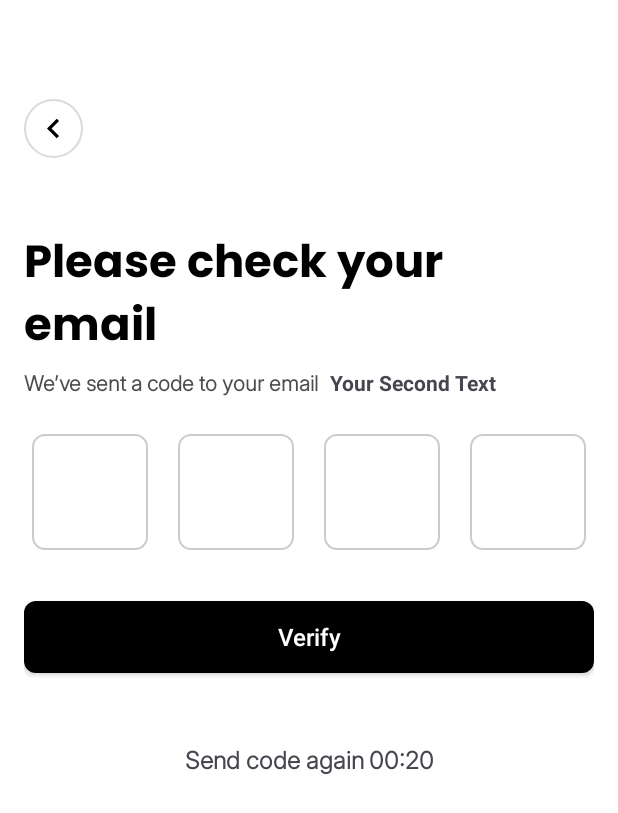
After one commit to kushal-chhetri7/stylista, an Android app: the EmailFourDigitCode screen opened directly, with no data from a screen before it, on a phone screen of 412 x 824 dp. The commit adds this screen. Shown: the top 813 px of the screen. Run offline under Robolectric (Android 15) with nearby library versions, the phone set to English and light mode, and no system bars.

Commit message:
UI:AdditionForResetPasswordLayouts

```diff
--- /dev/null
+++ b/app/src/main/java/com/kushal/stylista/EmailFourDigitCode.java
@@ -0,0 +1,17 @@
+package com.kushal.stylista;
+
+import android.os.Bundle;
+
+import androidx.activity.EdgeToEdge;
+import androidx.appcompat.app.AppCompatActivity;
+
+public class EmailFourDigitCode  extends AppCompatActivity {
+
+    @Override
+    protected void onCreate(Bundle savedInstanceState) {
+        super.onCreate(savedInstanceState);
+        EdgeToEdge.enable(this);
+        setContentView(R.layout.activity_emailfourdigitcode);
+
+    }
+}
--- /dev/null
+++ b/app/src/main/res/layout/activity_emailfourdigitcode.xml
@@ -0,0 +1,172 @@
+<?xml version="1.0" encoding="utf-8"?>
+<androidx.constraintlayout.widget.ConstraintLayout xmlns:android="http://schemas.android.com/apk/res/android"
+    xmlns:app="http://schemas.android.com/apk/res-auto"
+    android:layout_width="match_parent"
+    android:layout_height="match_parent"
+    android:background="@color/white"
+    android:padding="16dp">
+
+    <ImageButton
+        android:id="@+id/backButton"
+        android:layout_width="39dp"
+        android:layout_height="39dp"
+        android:background="@drawable/rounded_button_background"
+        android:contentDescription="@string/back"
+        android:src="@drawable/ic_arrow_back"
+        android:layout_marginTop="50dp"
+        app:layout_constraintStart_toStartOf="parent"
+        app:layout_constraintTop_toTopOf="parent" />
+
+    <LinearLayout
+        android:id="@+id/titleLayout"
+        android:layout_width="match_parent"
+        android:layout_height="wrap_content"
+        android:orientation="horizontal"
+        android:layout_marginTop="46dp"
+        app:layout_constraintStart_toStartOf="parent"
+        app:layout_constraintTop_toBottomOf="@+id/backButton">
+
+        <TextView
+            android:id="@+id/checkTitle"
+            android:layout_width="wrap_content"
+            android:layout_height="wrap_content"
+            android:text="@string/check_mail"
+            android:textAppearance="@style/TextAppearance.AppCompat.Display1"
+            android:textStyle="bold"
+            android:fontFamily="@font/poppins"
+            android:textColor="@color/black"
+            android:textSize="30sp" />
+
+    </LinearLayout>
+
+    <LinearLayout
+        android:id="@+id/subtitleLayout"
+        android:layout_width="match_parent"
+        android:layout_height="wrap_content"
+        android:orientation="horizontal"
+        app:layout_constraintStart_toStartOf="parent"
+        app:layout_constraintTop_toBottomOf="@+id/titleLayout">
+
+        <TextView
+            android:id="@+id/checkEmailSubtitle"
+            android:layout_width="wrap_content"
+            android:layout_height="wrap_content"
+            android:fontFamily="@font/inter"
+            android:textColor="#B3000000"
+            android:textStyle="bold"
+            android:text="@string/check_mail_subtitle"
+            android:textAppearance="@style/TextAppearance.AppCompat.Body1" />
+
+        <TextView
+            android:id="@+id/secondTextView"
+            android:layout_width="wrap_content"
+            android:layout_height="wrap_content"
+            android:text="Your Second Text"
+            android:textSize="14sp"
+            android:textStyle="bold"
+            android:layout_marginStart="8dp" />
+
+    </LinearLayout>
+
+    <LinearLayout
+        android:id="@+id/codeBoxesLayout"
+        android:layout_width="match_parent"
+        android:layout_height="wrap_content"
+        android:orientation="horizontal"
+        android:layout_marginTop="24dp"
+        android:gravity="center"
+        app:layout_constraintStart_toStartOf="parent"
+        app:layout_constraintTop_toBottomOf="@+id/subtitleLayout">
+
+        <EditText
+            android:id="@+id/digit1"
+            android:layout_width="77dp"
+            android:layout_height="77dp"
+            android:background="@drawable/edit_text_background"
+            android:gravity="center"
+            android:inputType="number"
+            android:maxLength="1"
+            android:textSize="20sp"
+            android:layout_marginEnd="20dp" />
+
+        <EditText
+            android:id="@+id/digit2"
+            android:layout_width="77dp"
+            android:layout_height="77dp"
+            android:background="@drawable/edit_text_background"
+            android:gravity="center"
+            android:inputType="number"
+            android:maxLength="1"
+            android:textSize="20sp"
+            android:layout_marginEnd="20dp" />
+
+        <EditText
+            android:id="@+id/digit3"
+            android:layout_width="77dp"
+            android:layout_height="77dp"
+            android:background="@drawable/edit_text_background"
+            android:gravity="center"
+            android:inputType="number"
+            android:maxLength="1"
+            android:textStyle="bold"
+            android:textSize="32sp"
+            android:layout_marginEnd="20dp" />
+
+        <EditText
+            android:id="@+id/digit4"
+            android:layout_width="77dp"
+            android:layout_height="77dp"
+            android:background="@drawable/edit_text_background"
+            android:gravity="center"
+            android:inputType="number"
+            android:maxLength="1"
+            android:textSize="20sp" />
+
+    </LinearLayout>
+
+    <androidx.appcompat.widget.AppCompatButton
+        android:id="@+id/verify"
+        android:layout_width="0dp"
+        android:layout_height="wrap_content"
+        android:layout_marginTop="34dp"
+        android:background="@drawable/button_background"
+        android:text="@string/verify"
+        android:textColor="@android:color/white"
+        android:textAllCaps="false"
+        android:textSize="16sp"
+        app:layout_constraintEnd_toEndOf="parent"
+        app:layout_constraintStart_toStartOf="parent"
+        app:layout_constraintTop_toBottomOf="@+id/codeBoxesLayout" />
+
+    <LinearLayout
+        android:id="@+id/bottomTextViewsLayout"
+        android:layout_width="wrap_content"
+        android:layout_height="wrap_content"
+        android:orientation="horizontal"
+        android:layout_marginTop="46dp"
+        app:layout_constraintEnd_toEndOf="parent"
+        app:layout_constraintStart_toStartOf="parent"
+        app:layout_constraintTop_toBottomOf="@+id/verify">
+
+        <TextView
+            android:id="@+id/textView1"
+            android:layout_width="wrap_content"
+            android:layout_height="wrap_content"
+            android:text="@string/send_code_again"
+            android:textSize="16sp"
+            android:fontFamily="@font/inter"
+            android:textStyle="bold"
+            android:layout_marginEnd="3dp"/>
+
+        <TextView
+            android:id="@+id/textView2"
+            android:layout_width="wrap_content"
+            android:layout_height="wrap_content"
+            android:text="00:20"
+            android:fontFamily="@font/inter"
+            android:textStyle="bold"
+            android:textSize="16sp" />
+
+    </LinearLayout>
+
+</androidx.constraintlayout.widget.ConstraintLayout>
--- a/app/src/main/res/layout/activity_forgotpassword.xml
+++ b/app/src/main/res/layout/activity_forgotpassword.xml
@@ -1,7 +1,6 @@
 <?xml version="1.0" encoding="utf-8"?>
 <androidx.constraintlayout.widget.ConstraintLayout xmlns:android="http://schemas.android.com/apk/res/android"
     xmlns:app="http://schemas.android.com/apk/res-auto"
-    xmlns:tools="http://schemas.android.com/tools"
     android:layout_width="match_parent"
     android:layout_height="match_parent"
     android:background="@color/white"
@@ -14,7 +13,7 @@
         android:background="@drawable/rounded_button_background"
         android:contentDescription="@string/back"
         android:src="@drawable/ic_arrow_back"
-        android:layout_marginTop="30dp"
+        android:layout_marginTop="50dp"
         app:layout_constraintStart_toStartOf="parent"
         app:layout_constraintTop_toTopOf="parent" />
 
--- a/app/src/main/res/values/strings.xml
+++ b/app/src/main/res/values/strings.xml
@@ -5,6 +5,9 @@
     <string name="email">Email address</string>
     <string name="hintEmail">example@gmail.com</string>
     <string name="password">Password</string>
+    <string name="new_password">New password</string>
+    <string name="confirm_new_password">Confirm new password</string>
+    <string name="confirm_new_password_hint">repeat password</string>
     <string name="hintPassword">must be 8 characters</string>
     <string name="confirmPassword">Confirm Password</string>
     <string name="hintConfirmPassword">repeat password</string>
@@ -24,7 +27,21 @@
     <string name="forgot_password_subtitle">Don’t worry! It happens. Please enter the email associated with your account.</string>
     <string name="enter_your_email_address">Enter your email address</string>
     <string name="send_code">Send code</string>
+    <string name="verify">Verify</string>
+    <string name="reset_password">Reset password</string>
     <string name="remember_password">Remember password? Log in</string>
+    <string name="check_mail">Please check your\nemail</string>
+    <string name="check_mail_subtitle">We’ve sent a code to your email</string>
+    <string name="send_code_again">Send code again</string>
+    <string name="resetTitle">Reset password</string>
+    <string name="resetSubtitle">Please type something that you\'ll remember</string>
+    <string name="password_changed">Password changed</string>
+    <string name="password_changed_subtitle">Your password has been changed\nsuccessfully</string>
+    <string name="back_to_login">Back to login</string>
+
+
+
+
 
 
 
--- a/app/src/main/res/values/themes.xml
+++ b/app/src/main/res/values/themes.xml
@@ -3,6 +3,12 @@
     <style name="Base.Theme.Stylista" parent="Theme.Material3.DayNight.NoActionBar">
         <!-- Customize your light theme here. -->
         <!-- <item name="colorPrimary">@color/my_light_primary</item> -->
+
+        <item name="android:statusBarColor">@color/white</item>
+        <item name="android:navigationBarColor">@color/white</item>
+        <item name="android:windowLightStatusBar">true</item>
+        <item name="android:windowLightNavigationBar">true</item>
+
     </style>
 
     <style name="Theme.Stylista" parent="Base.Theme.Stylista" />
```
Also changed, not shown: app/src/main/AndroidManifest.xml (+12 -0 lines), app/src/main/java/com/kushal/stylista/PasswordChangedSuccess.java (added, +32 -0 lines), app/src/main/java/com/kushal/stylista/ResetPassword.java (added, +17 -0 lines), app/src/main/res/layout/activity_changedpasswordsuccess.xml (added, +59 -0 lines), app/src/main/res/layout/activity_resetpassword.xml (added, +153 -0 lines).
